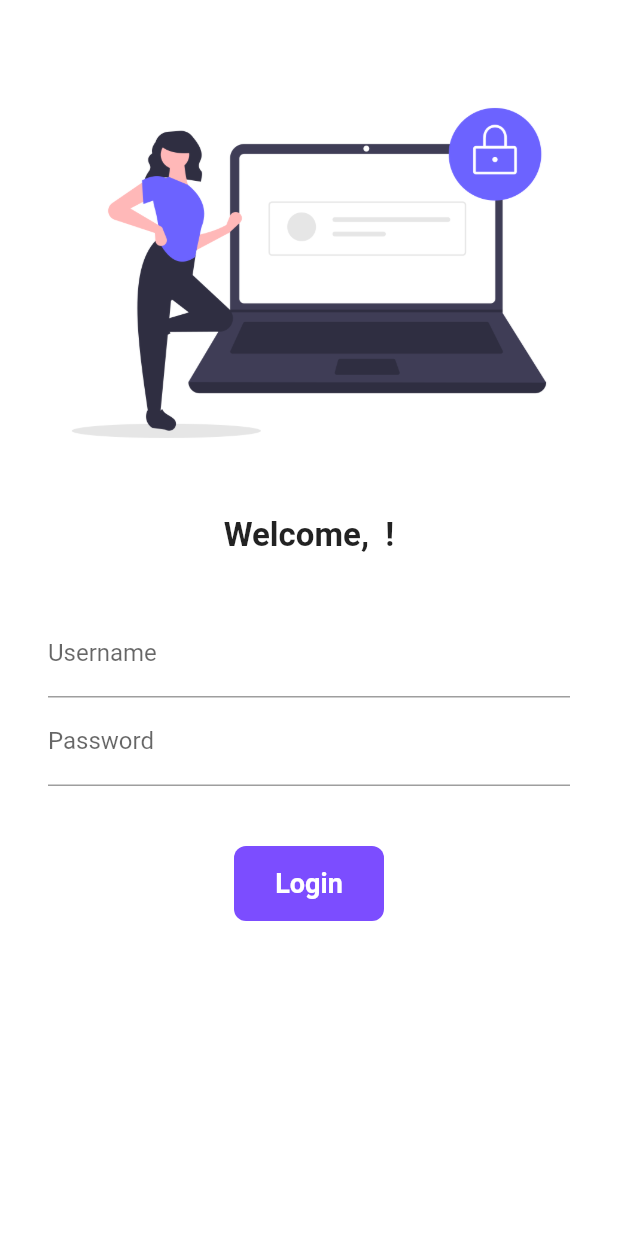
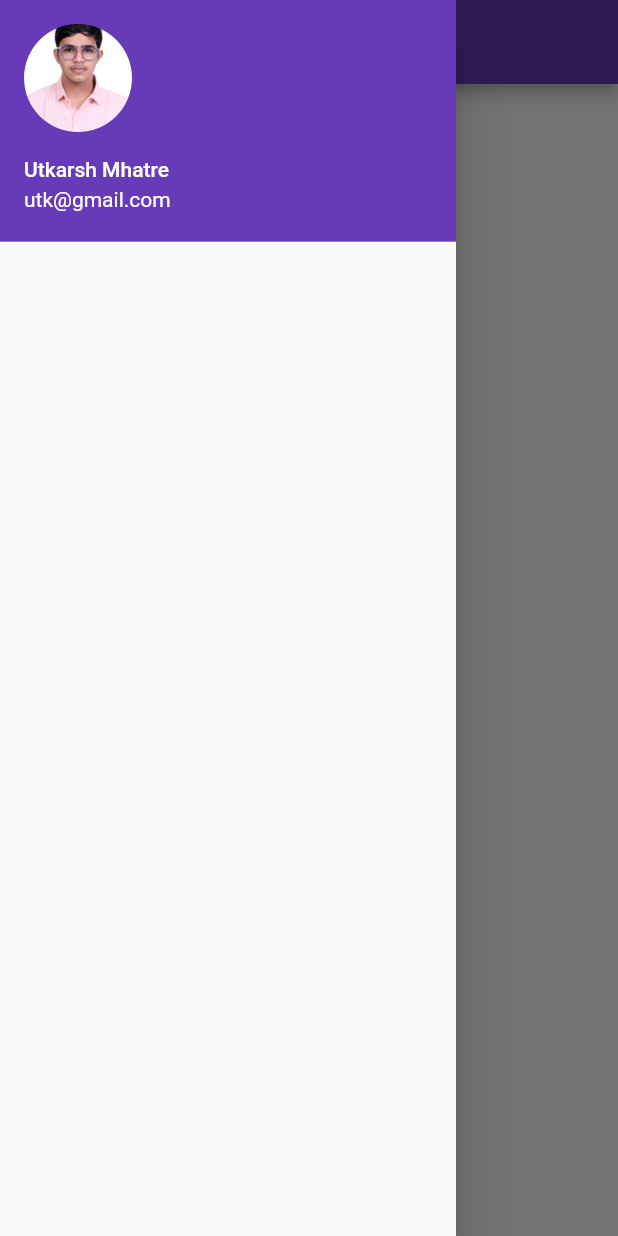
Before and after one commit to Utkarshmhatre/flutter, a Flutter app: the screen it shows after launch, with the side drawer open (before the commit the screen has no drawer), on a phone screen of 412 x 824 dp. Run offline on Flutter 3.47's test engine with Material 2 defaults, Android fonts, the phone set to English and light mode, and no system bars; our stand-ins replace google_fonts.

Commit message:
final 2sept

```diff
--- a/lib/main.dart
+++ b/lib/main.dart
@@ -22,7 +22,8 @@ class MyApp extends StatelessWidget {
         darkTheme: ThemeData(
           primarySwatch: Colors.deepPurple,
         ),
-        initialRoute: "/login",
+        debugShowCheckedModeBanner: false,
+        initialRoute: MyRoutes.HomeRoute,
         routes: {
           "/": (context) => const HomePage(),
           MyRoutes.LoginRoute: (context) => const LoginPage(),
--- a/lib/pages/home_page.dart
+++ b/lib/pages/home_page.dart
@@ -1,4 +1,5 @@
 import 'package:flutter/material.dart';
+import 'package:flutter_application_1/widgets/drawer.dart';
 
 class HomePage extends StatelessWidget {
   const HomePage({super.key});
@@ -16,7 +17,8 @@ class HomePage extends StatelessWidget {
 
         ),
       ),
-   drawer: const Drawer(),
-    );
+   drawer: MyDrawer(),
+   )
+  ;
   }
 }
--- /dev/null
+++ b/lib/widgets/drawer.dart
@@ -0,0 +1,27 @@
+// ignore_for_file: prefer_const_constructors
+
+import 'package:flutter/material.dart';
+
+class MyDrawer extends StatelessWidget {
+  @override
+  Widget build(BuildContext context) {
+    return Drawer(
+      child: ListView(
+        children: [
+          DrawerHeader(
+              padding: EdgeInsets.zero,
+              child: UserAccountsDrawerHeader(
+                margin: EdgeInsets.zero,
+                accountName: Text("Utkarsh Mhatre"),
+                accountEmail: Text("utk@gmail.com"),
+                currentAccountPicture: CircleAvatar(
+                  backgroundImage: AssetImage(
+                    "assets/images/profile.jpg",
+                  ),
+                ),
+              ))
+        ],
+      ),
+    );
+  }
+}
```
Also changed, not shown: assets/images/profile.jpg (added).
